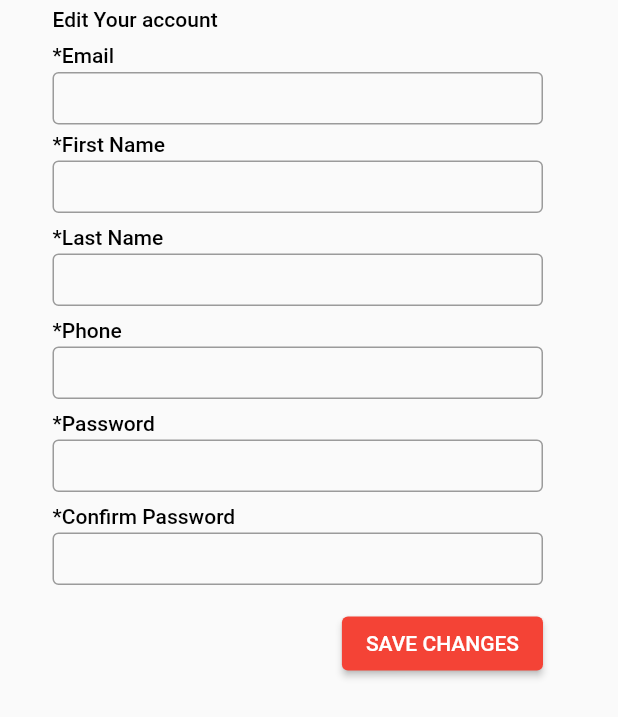
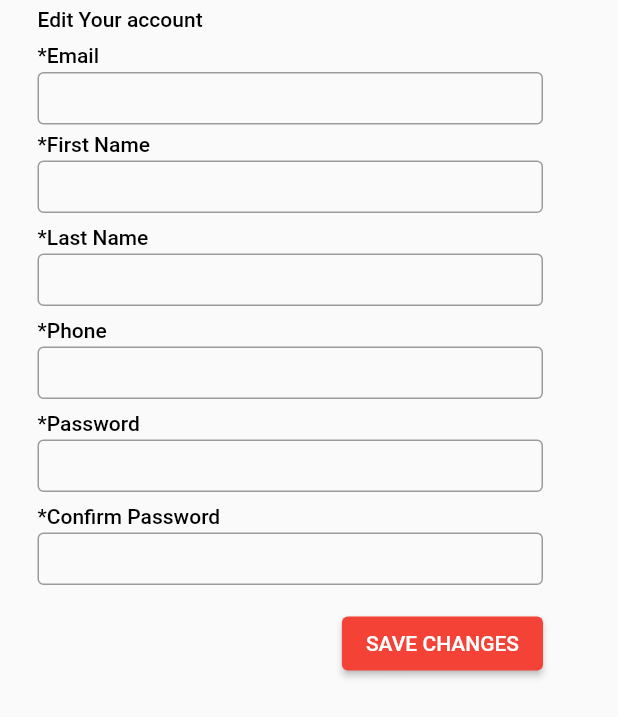
Before and after one commit to arshadmallik47/bgtv_App, a Flutter app: the ProfilePageView widget shown alone on an empty page, opened directly, on a phone screen of 412 x 824 dp. Shown: the top 717 px of the screen. Run offline on Flutter 3.47's test engine with Material 2 defaults, Android fonts, the phone set to English and light mode, and no system bars; our stand-ins replace persistent_bottom_nav_bar.

Commit message:
ui changes

```diff
--- a/lib/ui/main_screen/pages/profile_page/views/dashboard_view.dart
+++ b/lib/ui/main_screen/pages/profile_page/views/dashboard_view.dart
@@ -104,7 +104,7 @@ class DashboardView extends StatelessWidget {
                     fontSize: 12),
               ),
               Text(
-                'BGTV community Group',
+                'BGTV Community Group',
                 style: TextStyle(color: Colors.blue, fontSize: 12),
               ),
             ],
--- a/lib/ui/main_screen/pages/profile_page/views/profile_view.dart
+++ b/lib/ui/main_screen/pages/profile_page/views/profile_view.dart
@@ -6,7 +6,7 @@ class ProfilePageView extends StatelessWidget {
   @override
   Widget build(BuildContext context) {
     return Container(
-      padding: const EdgeInsets.only(left: 35, top: 5, right: 50, bottom: 10),
+      padding: const EdgeInsets.only(left: 25, top: 5, right: 50, bottom: 10),
       child: Column(
         crossAxisAlignment: CrossAxisAlignment.start,
         children: [
--- a/lib/ui/main_screen/pages/profile_page/views/support_view.dart
+++ b/lib/ui/main_screen/pages/profile_page/views/support_view.dart
@@ -6,7 +6,7 @@ class SupportView extends StatelessWidget {
   @override
   Widget build(BuildContext context) {
     return Padding(
-      padding: const EdgeInsets.only(top: 30,left: 15, right: 15),
+      padding: const EdgeInsets.only(top: 30,left: 20, right: 15),
       child: Column(
         crossAxisAlignment: CrossAxisAlignment.start,
         children: const [
```
